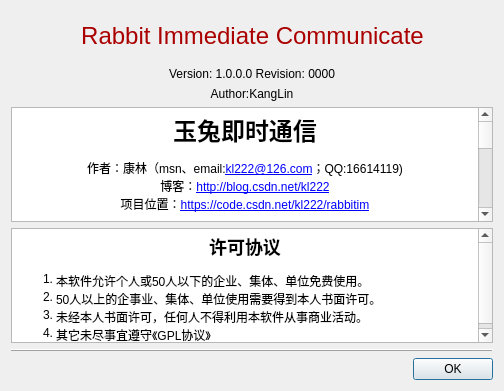
The window that Widgets/DlgAbout/DlgAbout.ui (KangLin/RabbitIm) describes before a commit, drawn with Qt 5.
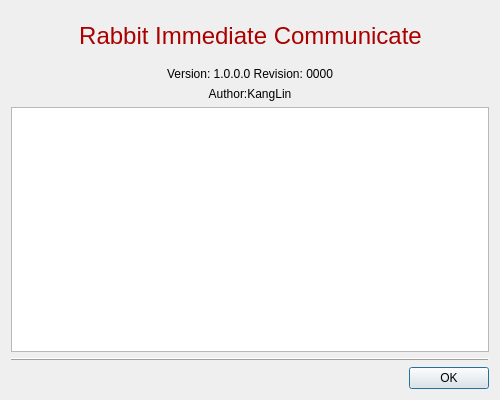
The same window after the commit. Icons and pictures are not drawn.

Commit message: 修改关于对话框在android下显示的问题

Diff of the .ui file:
```diff
--- a/Widgets/DlgAbout/DlgAbout.ui
+++ b/Widgets/DlgAbout/DlgAbout.ui
@@ -6,8 +6,8 @@
    <rect>
     <x>0</x>
     <y>0</y>
-    <width>504</width>
-    <height>391</height>
+    <width>500</width>
+    <height>400</height>
    </rect>
   </property>
   <property name="windowTitle">
@@ -18,13 +18,6 @@
     <normaloff>:/icon/AppIcon</normaloff>:/icon/AppIcon</iconset>
   </property>
   <layout class="QGridLayout" name="gridLayout">
-   <item row="7" column="0">
-    <widget class="QDialogButtonBox" name="btbButtons">
-     <property name="standardButtons">
-      <set>QDialogButtonBox::Ok</set>
-     </property>
-    </widget>
-   </item>
    <item row="0" column="0">
     <layout class="QHBoxLayout" name="horizontalLayout">
      <item>
@@ -149,37 +142,6 @@
      </item>
     </layout>
    </item>
-   <item row="4" column="0">
-    <widget class="QTextEdit" name="txtLicense">
-     <property name="enabled">
-      <bool>true</bool>
-     </property>
-     <property name="readOnly">
-      <bool>true</bool>
-     </property>
-     <property name="html">
-      <string notr="true">&lt;!DOCTYPE HTML PUBLIC &quot;-//W3C//DTD HTML 4.0//EN&quot; &quot;http://www.w3.org/TR/REC-html40/strict.dtd&quot;&gt;
-&lt;html&gt;&lt;head&gt;&lt;meta name=&quot;qrichtext&quot; content=&quot;1&quot; /&gt;&lt;style type=&quot;text/css&quot;&gt;
-p, li { white-space: pre-wrap; }
-&lt;/style&gt;&lt;/head&gt;&lt;body style=&quot; font-family:'SimSun'; font-size:9pt; font-weight:400; font-style:normal;&quot;&gt;
-&lt;p align=&quot;center&quot; style=&quot; margin-top:0px; margin-bottom:0px; margin-left:0px; margin-right:0px; -qt-block-indent:0; text-indent:0px;&quot;&gt;&lt;a name=&quot;许可协议&quot;&gt;&lt;/a&gt;&lt;span style=&quot; font-size:x-large; font-weight:600;&quot;&gt;许&lt;/span&gt;&lt;span style=&quot; font-size:x-large; font-weight:600;&quot;&gt;可协议&lt;/span&gt;&lt;/p&gt;
-&lt;ol style=&quot;margin-top: 0px; margin-bottom: 0px; margin-left: 0px; margin-right: 0px; -qt-list-indent: 1;&quot;&gt;&lt;li style=&quot; margin-top:12px; margin-bottom:0px; margin-left:0px; margin-right:0px; -qt-block-indent:0; text-indent:0px;&quot;&gt;本软件允许个人或50人以下的企业、集体、单位免费使用。&lt;/li&gt;
-&lt;li style=&quot; margin-top:0px; margin-bottom:0px; margin-left:0px; margin-right:0px; -qt-block-indent:0; text-indent:0px;&quot;&gt;50人以上的企事业、集体、单位使用需要得到本人书面许可。&lt;/li&gt;
-&lt;li style=&quot; margin-top:0px; margin-bottom:0px; margin-left:0px; margin-right:0px; -qt-block-indent:0; text-indent:0px;&quot;&gt;未经本人书面许可，任何人不得利用本软件从事商业活动。&lt;/li&gt;
-&lt;li style=&quot; margin-top:0px; margin-bottom:12px; margin-left:0px; margin-right:0px; -qt-block-indent:0; text-indent:0px;&quot;&gt;其它未尽事宜遵守《GPL协议》&lt;/li&gt;&lt;/ol&gt;&lt;/body&gt;&lt;/html&gt;</string>
-     </property>
-    </widget>
-   </item>
-   <item row="2" column="0">
-    <widget class="QLabel" name="lblAuthor">
-     <property name="text">
-      <string>Author:KangLin</string>
-     </property>
-     <property name="alignment">
-      <set>Qt::AlignCenter</set>
-     </property>
-    </widget>
-   </item>
    <item row="1" column="0">
     <widget class="QLabel" name="lblVersion">
      <property name="text">
@@ -193,7 +155,30 @@
      </property>
     </widget>
    </item>
-   <item row="6" column="0">
+   <item row="2" column="0">
+    <widget class="QLabel" name="lblAuthor">
+     <property name="text">
+      <string>Author:KangLin</string>
+     </property>
+     <property name="alignment">
+      <set>Qt::AlignCenter</set>
+     </property>
+    </widget>
+   </item>
+   <item row="3" column="0">
+    <widget class="QTextEdit" name="txtReadMe">
+     <property name="enabled">
+      <bool>true</bool>
+     </property>
+     <property name="undoRedoEnabled">
+      <bool>false</bool>
+     </property>
+     <property name="readOnly">
+      <bool>true</bool>
+     </property>
+    </widget>
+   </item>
+   <item row="4" column="0">
     <widget class="QFrame" name="frame">
      <property name="frameShape">
       <enum>QFrame::HLine</enum>
@@ -203,36 +188,13 @@
      </property>
     </widget>
    </item>
-   <item row="3" column="0">
-    <widget class="QTextEdit" name="txtReadMe">
-     <property name="enabled">
-      <bool>true</bool>
+   <item row="5" column="0">
+    <widget class="QDialogButtonBox" name="buttonBox">
+     <property name="orientation">
+      <enum>Qt::Horizontal</enum>
      </property>
-     <property name="readOnly">
-      <bool>true</bool>
-     </property>
-     <property name="html">
-      <string notr="true">&lt;!DOCTYPE HTML PUBLIC &quot;-//W3C//DTD HTML 4.0//EN&quot; &quot;http://www.w3.org/TR/REC-html40/strict.dtd&quot;&gt;
-&lt;html&gt;&lt;head&gt;&lt;meta name=&quot;qrichtext&quot; content=&quot;1&quot; /&gt;&lt;style type=&quot;text/css&quot;&gt;
-p, li { white-space: pre-wrap; }
-&lt;/style&gt;&lt;/head&gt;&lt;body style=&quot; font-family:'SimSun'; font-size:9pt; font-weight:400; font-style:normal;&quot;&gt;
-&lt;p align=&quot;center&quot; style=&quot; margin-top:0px; margin-bottom:0px; margin-left:0px; margin-right:0px; -qt-block-indent:0; text-indent:0px;&quot;&gt;&lt;a name=&quot;玉兔即时通信&quot;&gt;&lt;/a&gt;&lt;span style=&quot; font-size:xx-large; font-weight:600;&quot;&gt;玉&lt;/span&gt;&lt;span style=&quot; font-size:xx-large; font-weight:600;&quot;&gt;兔即时通信&lt;/span&gt;&lt;/p&gt;
-&lt;p align=&quot;center&quot; style=&quot; margin-top:12px; margin-bottom:12px; margin-left:0px; margin-right:0px; -qt-block-indent:0; text-indent:0px;&quot;&gt;作者：康林（msn、email:&lt;a href=&quot;mailto:kl222@126.com&quot;&gt;&lt;span style=&quot; text-decoration: underline; color:#0000ff;&quot;&gt;kl222@126.com&lt;/span&gt;&lt;/a&gt;；QQ:16614119)&lt;br /&gt;博客：&lt;a href=&quot;http://blog.csdn.net/kl222&quot;&gt;&lt;span style=&quot; text-decoration: underline; color:#0000ff;&quot;&gt;http://blog.csdn.net/kl222&lt;/span&gt;&lt;/a&gt;&lt;br /&gt;项目位置：&lt;a href=&quot;https://code.csdn.net/kl222/rabbitim&quot;&gt;&lt;span style=&quot; text-decoration: underline; color:#0000ff;&quot;&gt;https://code.csdn.net/kl222/rabbitim&lt;/span&gt;&lt;/a&gt;&lt;/p&gt;
-&lt;hr /&gt;
-&lt;p style=&quot; margin-top:0px; margin-bottom:0px; margin-left:0px; margin-right:0px; -qt-block-indent:0; text-indent:0px;&quot;&gt;&lt;a name=&quot;功能&quot;&gt;&lt;/a&gt;&lt;span style=&quot; font-size:x-large; font-weight:600;&quot;&gt;功&lt;/span&gt;&lt;span style=&quot; font-size:x-large; font-weight:600;&quot;&gt;能:&lt;/span&gt;&lt;/p&gt;
-&lt;ol style=&quot;margin-top: 0px; margin-bottom: 0px; margin-left: 0px; margin-right: 0px; -qt-list-indent: 1;&quot;&gt;&lt;li style=&quot; margin-top:12px; margin-bottom:0px; margin-left:0px; margin-right:0px; -qt-block-indent:0; text-indent:0px;&quot;&gt;跨平台&lt;br /&gt;玉兔即时通信是一款跨操作系统平台（Windows、Linux、Android、MacOs、IOS、windows phone）的文本、语音、视频的即时通信软件。&lt;/li&gt;
-&lt;li style=&quot; margin-top:0px; margin-bottom:0px; margin-left:0px; margin-right:0px; -qt-block-indent:0; text-indent:0px;&quot;&gt;xmpp协议的即时通信软件&lt;/li&gt;
-&lt;li style=&quot; margin-top:0px; margin-bottom:0px; margin-left:0px; margin-right:0px; -qt-block-indent:0; text-indent:0px;&quot;&gt;支持语音、视频（p2p）&lt;/li&gt;
-&lt;li style=&quot; margin-top:0px; margin-bottom:0px; margin-left:0px; margin-right:0px; -qt-block-indent:0; text-indent:0px;&quot;&gt;支持会议室功能；语音、视频会议&lt;/li&gt;
-&lt;li style=&quot; margin-top:0px; margin-bottom:0px; margin-left:0px; margin-right:0px; -qt-block-indent:0; text-indent:0px;&quot;&gt;支持远程桌面&lt;/li&gt;
-&lt;li style=&quot; margin-top:0px; margin-bottom:0px; margin-left:0px; margin-right:0px; -qt-block-indent:0; text-indent:0px;&quot;&gt;支持白板&lt;/li&gt;
-&lt;li style=&quot; margin-top:0px; margin-bottom:12px; margin-left:0px; margin-right:0px; -qt-block-indent:0; text-indent:0px;&quot;&gt;支持文件传输&lt;/li&gt;&lt;/ol&gt;
-&lt;hr /&gt;
-&lt;p style=&quot; margin-top:0px; margin-bottom:0px; margin-left:0px; margin-right:0px; -qt-block-indent:0; text-indent:0px;&quot;&gt;&lt;a name=&quot;许可协议&quot;&gt;&lt;/a&gt;&lt;span style=&quot; font-size:x-large; font-weight:600;&quot;&gt;许&lt;/span&gt;&lt;span style=&quot; font-size:x-large; font-weight:600;&quot;&gt;可协议:&lt;/span&gt;&lt;/p&gt;
-&lt;ol style=&quot;margin-top: 0px; margin-bottom: 0px; margin-left: 0px; margin-right: 0px; -qt-list-indent: 1;&quot;&gt;&lt;li style=&quot; margin-top:12px; margin-bottom:0px; margin-left:0px; margin-right:0px; -qt-block-indent:0; text-indent:0px;&quot;&gt;本软件允许个人或50人以下的企业、集体、单位免费使用。&lt;/li&gt;
-&lt;li style=&quot; margin-top:0px; margin-bottom:0px; margin-left:0px; margin-right:0px; -qt-block-indent:0; text-indent:0px;&quot;&gt;50人以上的企事业、集体、单位使用需要得到本人书面许可。&lt;/li&gt;
-&lt;li style=&quot; margin-top:0px; margin-bottom:0px; margin-left:0px; margin-right:0px; -qt-block-indent:0; text-indent:0px;&quot;&gt;未经本人书面许可，任何人不得利用本软件从事商业活动。&lt;/li&gt;
-&lt;li style=&quot; margin-top:0px; margin-bottom:12px; margin-left:0px; margin-right:0px; -qt-block-indent:0; text-indent:0px;&quot;&gt;其它未尽事宜遵守《GPL协议》&lt;/li&gt;&lt;/ol&gt;&lt;/body&gt;&lt;/html&gt;</string>
+     <property name="standardButtons">
+      <set>QDialogButtonBox::Ok</set>
      </property>
     </widget>
    </item>
```
Left out of the diff: 42 changed lines with no effect on the pictures. The commit also changes 6 other files.
